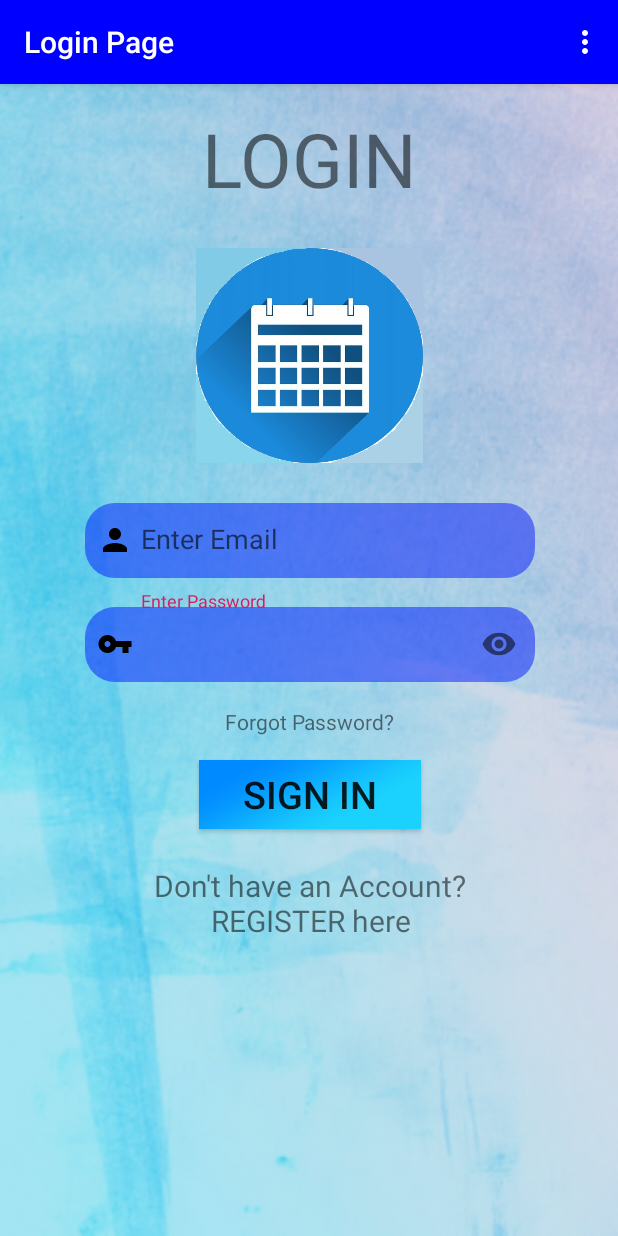
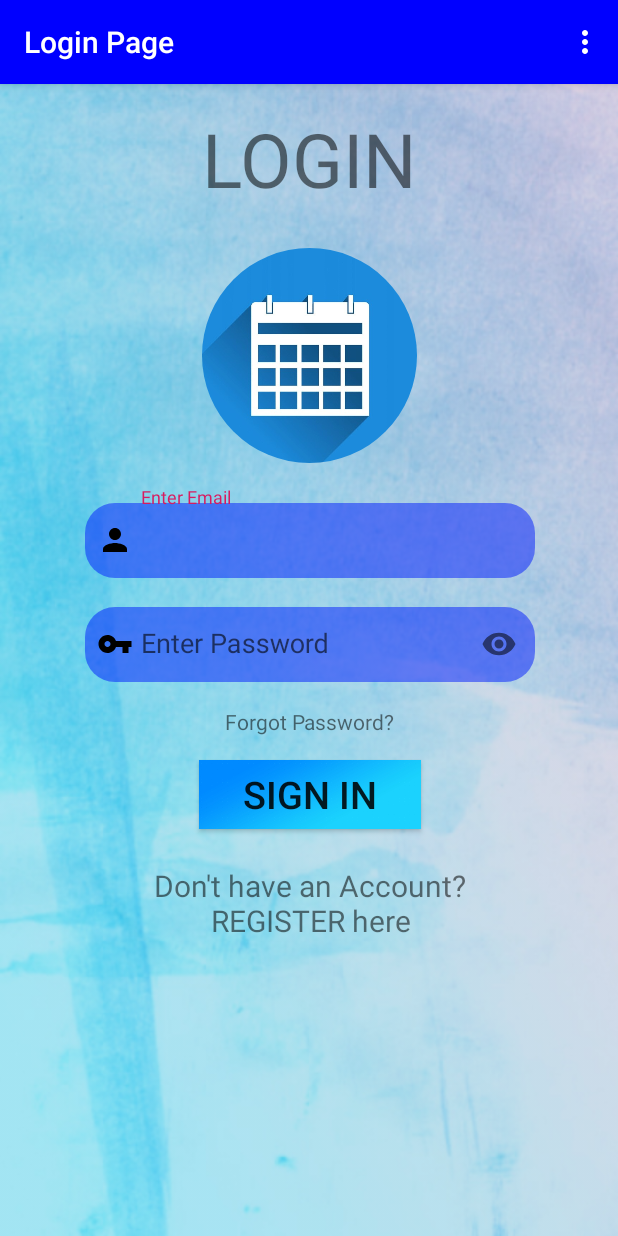
Before and after one commit to LogaN210101/Attendance-Manager, an Android app: the screen it shows after launch (MainActivity), on a phone screen of 412 x 824 dp. Run offline under Robolectric (Android 15) with nearby library versions, the light colour scheme and no system bars; our stand-ins replace CircleImageView, Firebase (no records; nobody signed in at launch, a user with empty details on screens opened directly).

Commit message:
Minor bugs fixed.

```diff
--- a/app/src/main/res/layout-land/activity_main.xml
+++ b/app/src/main/res/layout-land/activity_main.xml
@@ -11,15 +11,45 @@
     <Button
         android:id="@+id/signin"
         android:layout_width="132dp"
-        android:layout_height="33dp"
+        android:layout_height="38dp"
         android:layout_alignParentEnd="true"
         android:layout_alignParentBottom="true"
-        android:layout_marginTop="4dp"
+        android:layout_marginTop="12dp"
         android:background="@drawable/teacher2"
         android:text="Sign In"
         android:textSize="25sp"
         app:layout_constraintEnd_toEndOf="@+id/textInputLayout2"
+        app:layout_constraintHorizontal_bias="1.0"
+        app:layout_constraintStart_toEndOf="@+id/textView9"
         app:layout_constraintTop_toBottomOf="@+id/textInputLayout2" />
+
+
+    <com.google.android.material.textfield.TextInputLayout
+        android:id="@+id/textInputLayout9"
+        android:layout_width="300dp"
+        android:layout_height="65dp"
+        android:layout_alignParentTop="true"
+        android:layout_alignParentEnd="true"
+        android:layout_marginTop="8dp"
+        app:layout_constraintEnd_toEndOf="@+id/heading"
+        app:layout_constraintHorizontal_bias="0.51"
+        app:layout_constraintStart_toStartOf="@+id/heading"
+        app:layout_constraintTop_toBottomOf="@+id/heading">
+
+        <EditText
+            android:id="@+id/email"
+            android:layout_width="300dp"
+            android:layout_height="50dp"
+            android:layout_marginEnd="118dp"
+            android:layout_marginBottom="198dp"
+            android:background="@drawable/edit_round"
+            android:drawableLeft="@drawable/ic_person_black_24dp"
+            android:drawablePadding="5dp"
+            android:hint="Enter Email"
+            android:inputType="textEmailAddress"
+            android:paddingLeft="8dp"
+            android:singleLine="true" />
+    </com.google.android.material.textfield.TextInputLayout>
 
     <com.google.android.material.textfield.TextInputLayout
         android:id="@+id/textInputLayout2"
@@ -28,7 +58,6 @@
 
         android:layout_below="@+id/heading"
         android:layout_alignParentEnd="true"
-        android:layout_marginTop="16dp"
         app:layout_constraintEnd_toEndOf="@+id/textInputLayout9"
         app:layout_constraintHorizontal_bias="0.0"
         app:layout_constraintStart_toStartOf="@+id/textInputLayout9"
@@ -49,34 +78,8 @@
             android:paddingEnd="5dp" />
     </com.google.android.material.textfield.TextInputLayout>
 
-    <com.google.android.material.textfield.TextInputLayout
-        android:id="@+id/textInputLayout9"
-        android:layout_width="300dp"
-        android:layout_height="65dp"
-        android:layout_alignParentTop="true"
-        android:layout_alignParentEnd="true"
-        android:layout_marginTop="20dp"
-        app:layout_constraintEnd_toEndOf="@+id/heading"
-        app:layout_constraintHorizontal_bias="0.51"
-        app:layout_constraintStart_toStartOf="@+id/heading"
-        app:layout_constraintTop_toBottomOf="@+id/heading">
 
-        <EditText
-            android:id="@+id/email"
-            android:layout_width="300dp"
-            android:layout_height="50dp"
-            android:layout_marginEnd="118dp"
-            android:layout_marginBottom="198dp"
-            android:background="@drawable/edit_round"
-            android:drawableLeft="@drawable/ic_person_black_24dp"
-            android:drawablePadding="5dp"
-            android:hint="Enter Email"
-            android:inputType="textEmailAddress"
-            android:paddingLeft="8dp"
-            android:singleLine="true" />
-    </com.google.android.material.textfield.TextInputLayout>
-
-    <ImageView
+    <de.hdodenhof.circleimageview.CircleImageView
 
         android:id="@+id/imageView"
         android:layout_width="201dp"
@@ -84,22 +87,25 @@
         android:layout_alignParentStart="true"
         android:layout_alignParentTop="true"
         android:layout_marginStart="40dp"
-        android:background="@drawable/logoland"
+
+        android:src="@drawable/logoland"
         app:layout_constraintBottom_toBottomOf="parent"
         app:layout_constraintStart_toStartOf="parent"
         app:layout_constraintTop_toTopOf="parent" />
 
     <TextView
         android:id="@+id/heading"
-        android:layout_width="204dp"
-        android:layout_height="58dp"
+        android:layout_width="200dp"
+        android:layout_height="62dp"
         android:layout_alignParentTop="true"
         android:layout_alignParentEnd="true"
-        android:layout_marginTop="16dp"
-        android:layout_marginEnd="122dp"
+        android:layout_marginStart="120dp"
+        android:layout_marginTop="8dp"
         android:text="LOGIN"
         android:textSize="50sp"
         app:layout_constraintEnd_toEndOf="parent"
+        app:layout_constraintHorizontal_bias="0.151"
+        app:layout_constraintStart_toEndOf="@+id/imageView"
         app:layout_constraintTop_toTopOf="parent" />
 
     <TextView
@@ -112,8 +118,10 @@
         android:textSize="20sp"
         app:layout_constraintBottom_toBottomOf="parent"
         app:layout_constraintEnd_toEndOf="@+id/textView9"
+        app:layout_constraintHorizontal_bias="0.208"
         app:layout_constraintStart_toStartOf="@+id/textView9"
-        app:layout_constraintTop_toBottomOf="@+id/textView9" />
+        app:layout_constraintTop_toBottomOf="@+id/textView9"
+        app:layout_constraintVertical_bias="0.338" />
 
     <TextView
         android:id="@+id/textView9"
--- a/app/src/main/res/layout-land/activity_student_page.xml
+++ b/app/src/main/res/layout-land/activity_student_page.xml
@@ -34,8 +34,9 @@
         android:id="@+id/profile_pic"
         android:layout_width="161dp"
         android:layout_height="169dp"
-        android:layout_marginStart="104dp"
+        android:layout_marginStart="80dp"
         android:layout_marginTop="16dp"
+        android:layout_marginEnd="20dp"
         app:civ_border_color="#000C61"
         app:civ_border_width="2dp"
         app:layout_constraintEnd_toEndOf="parent"
--- a/app/src/main/res/layout/activity_main.xml
+++ b/app/src/main/res/layout/activity_main.xml
@@ -23,17 +23,44 @@
         app:layout_constraintTop_toTopOf="parent"
         app:layout_constraintVertical_bias="0.0" />
 
-    <ImageView
+    <de.hdodenhof.circleimageview.CircleImageView
         android:id="@+id/imageView"
         android:layout_width="151dp"
         android:layout_height="143dp"
         android:layout_alignParentTop="true"
         android:layout_centerHorizontal="true"
         android:layout_marginTop="10dp"
-        android:background="@drawable/logo"
+        android:src="@drawable/logo"
         app:layout_constraintEnd_toEndOf="@+id/heading"
         app:layout_constraintStart_toStartOf="@+id/heading"
         app:layout_constraintTop_toBottomOf="@+id/heading" />
+
+    <com.google.android.material.textfield.TextInputLayout
+        android:id="@+id/textInputLayout8"
+        android:layout_width="300dp"
+        android:layout_height="69dp"
+        android:layout_alignParentTop="true"
+        android:layout_centerHorizontal="true"
+        android:layout_marginTop="16dp"
+        app:layout_constraintEnd_toEndOf="@+id/imageView"
+        app:layout_constraintStart_toStartOf="@+id/imageView"
+        app:layout_constraintTop_toBottomOf="@+id/imageView">
+
+        <EditText
+            android:id="@+id/email"
+            android:layout_width="300dp"
+            android:layout_height="50dp"
+            android:layout_marginEnd="53dp"
+            android:layout_marginBottom="346dp"
+            android:background="@drawable/edit_round"
+            android:drawableStart="@drawable/ic_person_black_24dp"
+            android:drawablePadding="5dp"
+            android:hint="Enter Email"
+            android:inputType="textEmailAddress"
+            android:paddingStart="8dp"
+            android:paddingEnd="5dp"
+            android:singleLine="true" />
+    </com.google.android.material.textfield.TextInputLayout>
 
     <com.google.android.material.textfield.TextInputLayout
         android:id="@+id/textInputLayout"
@@ -65,32 +92,6 @@
             android:paddingEnd="5dp" />
     </com.google.android.material.textfield.TextInputLayout>
 
-    <com.google.android.material.textfield.TextInputLayout
-        android:id="@+id/textInputLayout8"
-        android:layout_width="300dp"
-        android:layout_height="69dp"
-        android:layout_alignParentTop="true"
-        android:layout_centerHorizontal="true"
-        android:layout_marginTop="16dp"
-        app:layout_constraintEnd_toEndOf="@+id/imageView"
-        app:layout_constraintStart_toStartOf="@+id/imageView"
-        app:layout_constraintTop_toBottomOf="@+id/imageView">
-
-        <EditText
-            android:id="@+id/email"
-            android:layout_width="300dp"
-            android:layout_height="50dp"
-            android:layout_marginEnd="53dp"
-            android:layout_marginBottom="346dp"
-            android:background="@drawable/edit_round"
-            android:drawableStart="@drawable/ic_person_black_24dp"
-            android:drawablePadding="5dp"
-            android:hint="Enter Email"
-            android:inputType="textEmailAddress"
-            android:paddingStart="8dp"
-            android:paddingEnd="5dp"
-            android:singleLine="true" />
-    </com.google.android.material.textfield.TextInputLayout>
 
     <Button
         android:id="@+id/signin"
```
Also changed, not shown: app/src/main/res/layout-land/activity_home.xml (+7 -7 lines), app/src/main/res/layout/activity_home.xml (+5 -5 lines), app/src/main/res/layout/activity_studentsubs.xml (+19 -19 lines).
